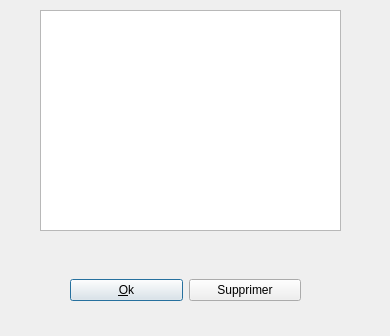
This is src/evenementinfodialog.ui in sowlosc/ProjectCalendar as Qt 5 draws it before an edit. The edited form follows.
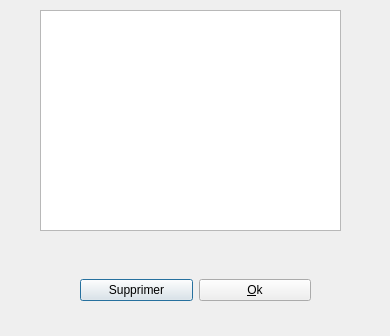
This is the edited form.

The edit to the form file:
```diff
--- a/src/evenementinfodialog.ui
+++ b/src/evenementinfodialog.ui
@@ -26,7 +26,7 @@
   <widget class="QWidget" name="horizontalLayoutWidget">
    <property name="geometry">
     <rect>
-     <x>70</x>
+     <x>80</x>
      <y>250</y>
      <width>231</width>
      <height>80</height>
@@ -34,16 +34,16 @@
    </property>
    <layout class="QHBoxLayout" name="horizontalLayout">
     <item>
-     <widget class="QPushButton" name="pushButton_ok">
+     <widget class="QPushButton" name="pushButton_supprimer">
       <property name="text">
-       <string>&amp;Ok</string>
+       <string>Supprimer</string>
       </property>
      </widget>
     </item>
     <item>
-     <widget class="QPushButton" name="pushButton_supprimer">
+     <widget class="QPushButton" name="pushButton_ok">
       <property name="text">
-       <string>Supprimer</string>
+       <string>&amp;Ok</string>
       </property>
      </widget>
     </item>
```
